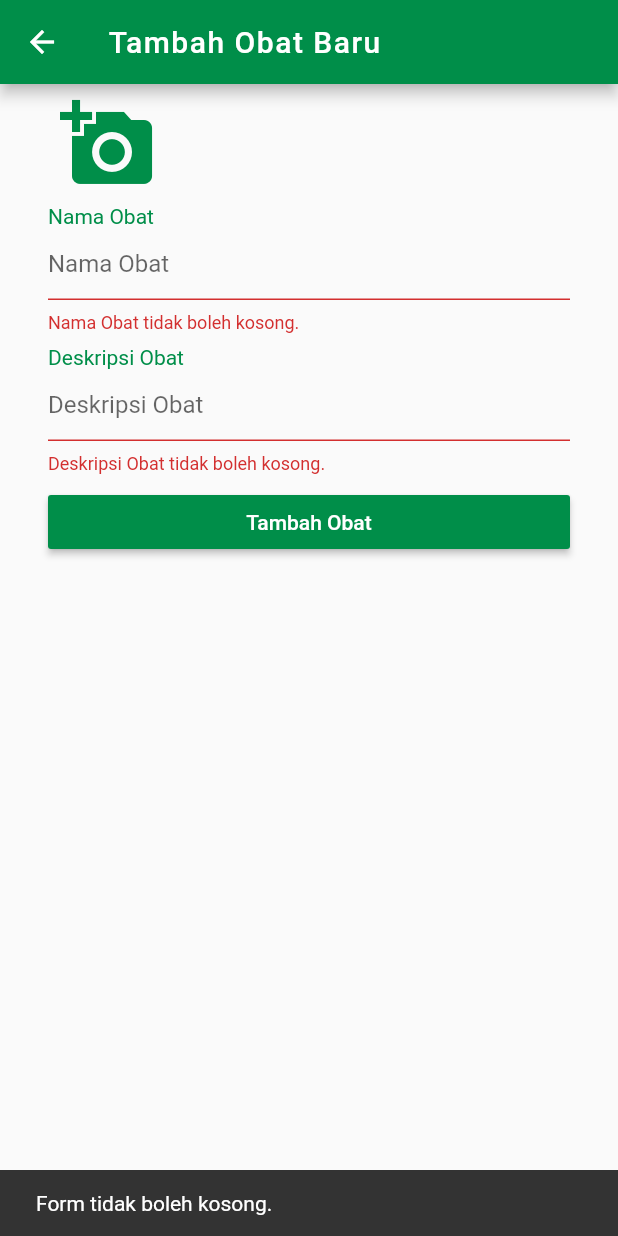
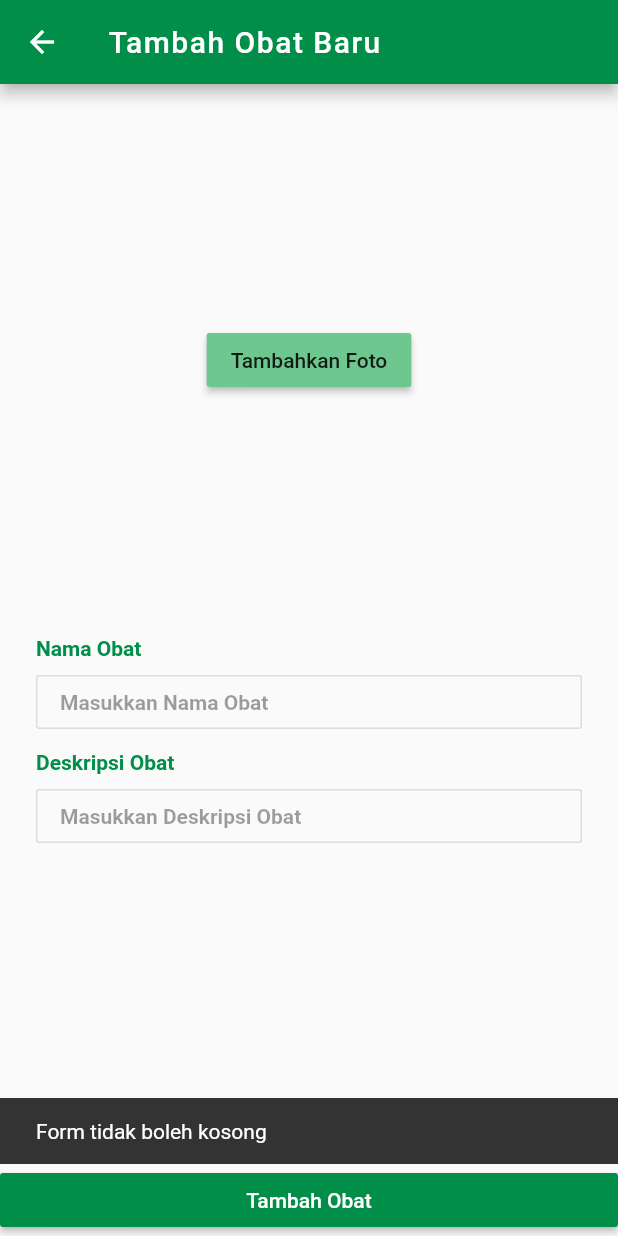
Before and after one commit to albertusdev/tuberculos-app, a Flutter app: the ApotekerCreateObatScreen screen opened directly, after a tap on "Tambah Obat", on a phone screen of 412 x 824 dp. Run offline on Flutter 3.47's test engine with Material 2 defaults, Android fonts, the phone set to English and light mode, and no system bars; our stand-ins replace cloud_firestore, firebase_auth, firebase_storage, flutter_redux, google_sign_in, image_picker and 1 more; missing offline and left inert: flutter_one_signal, redux_persist, redux_persist_flutter; accounts and stored records are empty.

Commit message:
Add choose obat functionality

```diff
--- a/lib/screens/apoteker_screens/apoteker_choose_obat_dialog.dart
+++ b/lib/screens/apoteker_screens/apoteker_choose_obat_dialog.dart
@@ -4,6 +4,7 @@ import 'package:cloud_firestore/cloud_firestore.dart';
 import "package:flutter/material.dart";
 import 'package:image_picker/image_picker.dart';
 import 'package:tuberculos/models/obat.dart';
+import 'package:tuberculos/screens/string_input_screen.dart';
 import "package:tuberculos/services/api.dart";
 import 'package:tuberculos/widgets/full_width_widget.dart';
 
@@ -94,6 +95,50 @@ class _ApotekerCreateObatScreenState extends State<ApotekerCreateObatScreen> {
   Obat obat = new Obat();
   File imageFile = null;
 
+  _handleSubmit(BuildContext context) async {
+    try {
+      if (obat.name == null || obat.description == null || imageFile == null) {
+        throw "Form tidak boleh kosong";
+      }
+      setState(() => isLoading = true);
+      obat.photoUrl = await uploadFile(imageFile);
+      await createNewObat(obat);
+      setState(() => isLoading = false);
+      Navigator.pop(context);
+    } catch (e) {
+      Scaffold
+          .of(context)
+          .showSnackBar(new SnackBar(content: new Text(e.toString())));
+    }
+  }
+
+  Widget _createBottomNavigationBarWidget(BuildContext context) {
+    List<Widget> bottomNavigationBarChildren = [];
+    if (isLoading)
+      bottomNavigationBarChildren.add(new LinearProgressIndicator());
+    bottomNavigationBarChildren.add(new FullWidthWidget(
+      child: new RaisedButton(
+        color: Theme.of(context).primaryColor,
+        child: new Text(
+          "Tambah Obat",
+          style: new TextStyle(color: Colors.white),
+        ),
+        onPressed: () => _handleSubmit(context),
+      ),
+    ));
+    return new Column(
+      children: bottomNavigationBarChildren,
+      mainAxisSize: MainAxisSize.min,
+    );
+  }
+
+  _pickImage() async {
+    imageFile = await ImagePicker.pickImage(source: ImageSource.gallery);
+    setState(() {
+      print(imageFile.path);
+    });
+  }
+
   @override
   Widget build(BuildContext context) {
     return new Scaffold(
@@ -104,39 +149,34 @@ class _ApotekerCreateObatScreenState extends State<ApotekerCreateObatScreen> {
       )),
       body: new Builder(
         builder: (context) => new Container(
-              margin: new EdgeInsets.only(left: 32.0, right: 32.0),
-              child: new Form(
-                key: _formKey,
+              margin: new EdgeInsets.only(left: 24.0, right: 24.0),
               child: new Column(
                 children: <Widget>[
-                    new Container(
-                      alignment: Alignment.topLeft,
-                      child: new IconButton(
-                        icon: imageFile == null
-                            ? new Icon(Icons.add_a_photo,
-                                size: 64.0,
-                                color: Theme.of(context).primaryColor)
-                            : new Container(
-                                decoration: new BoxDecoration(
-                                  shape: BoxShape.circle,
-                                  image: new DecorationImage(
-                                    fit: BoxFit.fitWidth,
-                                    image: new FileImage(imageFile),
+                  new Flexible(
+                    child: new Container(
+                      alignment: Alignment.center,
+                      child: imageFile == null
+                          ? new Center(
+                              child: new RaisedButton(
+                              child: new Text("Tambahkan Foto"),
+                              onPressed: _pickImage,
+                            ))
+                          : new InkWell(
+                              child: new Image.file(imageFile,
+                                  fit: BoxFit.fitHeight),
+                              onTap: _pickImage),
+                      margin: new EdgeInsets.only(top: 8.0),
                     ),
+                    fit: FlexFit.tight,
                   ),
-                              ),
-                        onPressed: () async {
-                          setState(() async {
-                            imageFile = await ImagePicker.pickImage(
-                                source: ImageSource.gallery);
-                            print(imageFile.path);
-                          });
-                        },
-                        iconSize: 64.0,
-                      ),
-                    ),
+                  new Flexible(
+                    fit: FlexFit.tight,
+                    child: new Column(
+                      mainAxisSize: MainAxisSize.min,
+                      children: <Widget>[
                         new Container(
                           child: new Column(
+                            mainAxisSize: MainAxisSize.min,
                             children: <Widget>[
                               new Container(
                                 alignment: Alignment.topLeft,
@@ -144,23 +184,60 @@ class _ApotekerCreateObatScreenState extends State<ApotekerCreateObatScreen> {
                                   "Nama Obat",
                                   style: new TextStyle(
                                     color: Theme.of(context).primaryColorDark,
+                                    fontWeight: FontWeight.bold,
                                   ),
                                 ),
+                                margin: new EdgeInsets.only(bottom: 4.0),
                               ),
-                          new TextFormField(
-                            decoration:
-                                new InputDecoration(hintText: "Nama Obat"),
-                            validator: (String s) {
-                              if (s.isEmpty)
-                                return "Nama Obat tidak boleh kosong.";
+                              new FullWidthWidget(
+                                child: new OutlineButton(
+                                  child: new Row(
+                                      mainAxisAlignment:
+                                          MainAxisAlignment.spaceBetween,
+                                      children: <Widget>[
+                                        obat.name == null
+                                            ? new Text(
+                                                "Masukkan Nama Obat",
+                                                style: new TextStyle(
+                                                  color: Theme
+                                                      .of(context)
+                                                      .disabledColor,
+                                                  fontWeight: FontWeight.bold,
+                                                ),
+                                              )
+                                            : new Text(
+                                                obat.name,
+                                                style: new TextStyle(
+                                                  fontWeight: FontWeight.bold,
+                                                ),
+                                              ),
+                                      ]),
+                                  onPressed: () {
+                                    Navigator
+                                        .of(context)
+                                        .push<String>(
+                                          new MaterialPageRoute(
+                                            builder: (_) =>
+                                                new StringInputScreen(
+                                                  title: "Nama Obat",
+                                                  hintText:
+                                                      "Masukkan Nama Obat",
+                                                ),
+                                          ),
+                                        )
+                                        .then((String name) {
+                                          obat.name = name;
+                                    });
                                   },
-                            onSaved: (String name) => obat.name = name,
+                                ),
                               ),
                             ],
                           ),
+                          margin: new EdgeInsets.symmetric(vertical: 8.0),
                         ),
                         new Container(
                           child: new Column(
+                            mainAxisSize: MainAxisSize.min,
                             mainAxisAlignment: MainAxisAlignment.start,
                             children: <Widget>[
                               new Container(
@@ -168,48 +245,63 @@ class _ApotekerCreateObatScreenState extends State<ApotekerCreateObatScreen> {
                                 child: new Text(
                                   "Deskripsi Obat",
                                   style: new TextStyle(
-                                  color: Theme.of(context).primaryColorDark),
+                                    color: Theme.of(context).primaryColorDark,
+                                    fontWeight: FontWeight.bold,
                                   ),
                                 ),
-                          new TextFormField(
-                            decoration: new InputDecoration(
-                              hintText: "Deskripsi Obat",
-                            ),
-                            validator: (String s) {
-                              if (s.isEmpty)
-                                return "Deskripsi Obat tidak boleh kosong.";
-                            },
-                            onSaved: (String description) =>
-                                obat.description = description,
-                          ),
-                        ],
-                      ),
-                      margin: new EdgeInsets.symmetric(vertical: 8.0),
+                                margin: new EdgeInsets.only(bottom: 4.0),
                               ),
                               new FullWidthWidget(
-                      child: new RaisedButton(
-                        color: Theme.of(context).primaryColor,
-                        child: new Text(
-                          "Tambah Obat",
-                          style: new TextStyle(color: Colors.white),
+                                child: new OutlineButton(
+                                  child: new Row(
+                                      mainAxisAlignment:
+                                          MainAxisAlignment.spaceBetween,
+                                      children: <Widget>[
+                                        obat.description == null
+                                            ? new Text(
+                                                "Masukkan Deskripsi Obat",
+                                                style: new TextStyle(
+                                                  color: Theme
+                                                      .of(context)
+                                                      .disabledColor,
+                                                  fontWeight: FontWeight.bold,
                                                 ),
+                                              )
+                                            : new Text(
+                                                obat.description,
+                                                style: new TextStyle(
+                                                  fontWeight: FontWeight.bold,
+                                                ),
+                                              ),
+                                      ]),
                                   onPressed: () {
-                          if (_formKey.currentState.validate()) {
-                            _formKey.currentState.save();
-                            setState(() => isLoading = true);
-                          } else {
-                            Scaffold.of(context).showSnackBar(new SnackBar(
-                                content: new Text("Form tidak boleh kosong.")));
-                          }
+                                    Navigator
+                                        .of(context)
+                                        .push<String>(new MaterialPageRoute(
+                                          builder: (_) => new StringInputScreen(
+                                              title: "Deskripsi Obat",
+                                              hintText:
+                                                  "Masukkan Deskripsi Obat"),
+                                        ))
+                                        .then((String description) {
+                                          obat.description = description;
+                                    });
                                   },
                                 ),
                               ),
                             ],
                           ),
                         ),
+                      ],
                     ),
                   ),
-      bottomNavigationBar: isLoading ? new LinearProgressIndicator() : null,
+                ],
+              ),
+            ),
+      ),
+      bottomNavigationBar: new Builder(
+          builder: (BuildContext context) =>
+              _createBottomNavigationBarWidget(context)),
     );
   }
 }
--- a/lib/screens/chat_screen.dart
+++ b/lib/screens/chat_screen.dart
@@ -135,7 +135,7 @@ class ChatScreenState extends State<ChatScreen>
     if (imageFile != null) {
       int random = new Random().nextInt(100000);
       StorageReference ref =
-          FirebaseStorage.instance.ref().child("image_$random.jpg");
+          FirebaseStorage.instance.ref().child(imageFile.path);
       StorageUploadTask uploadTask = ref.putFile(imageFile);
       Uri downloadUrl = (await uploadTask.future).downloadUrl;
       await _sendMessage(imageUrl: downloadUrl.toString());
```
Also changed, not shown: lib/screens/string_input_screen.dart (added, +65 -0 lines), lib/services/api.dart (+11 -0 lines). Lines whose indentation alone changed are shown as unchanged.
